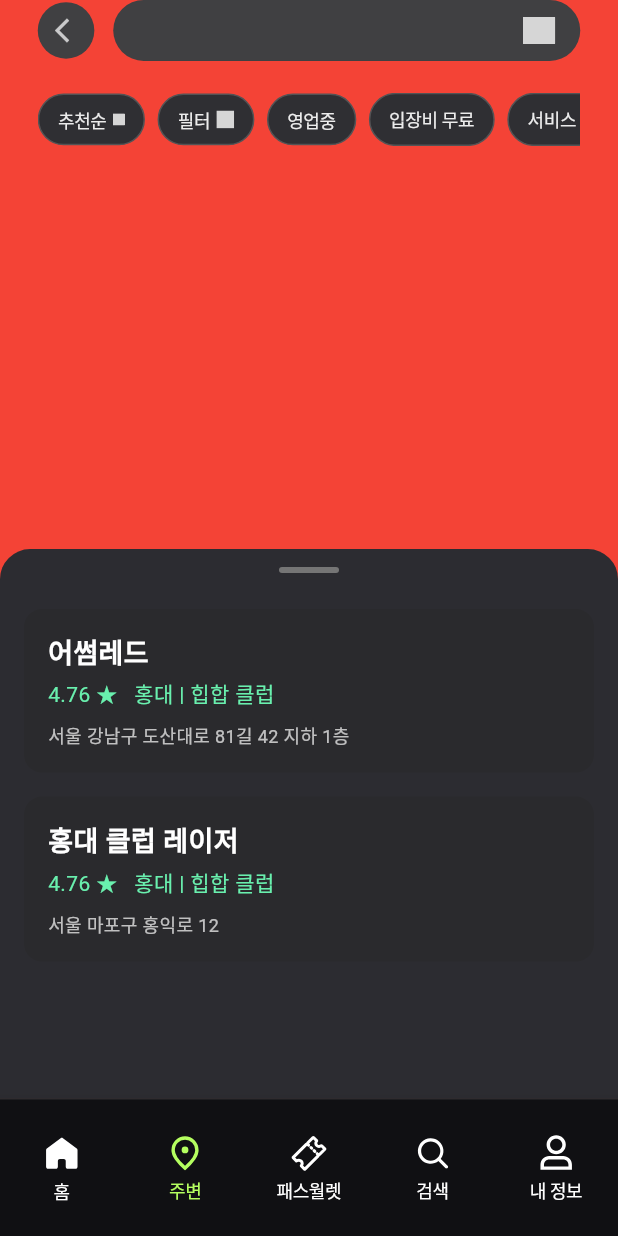
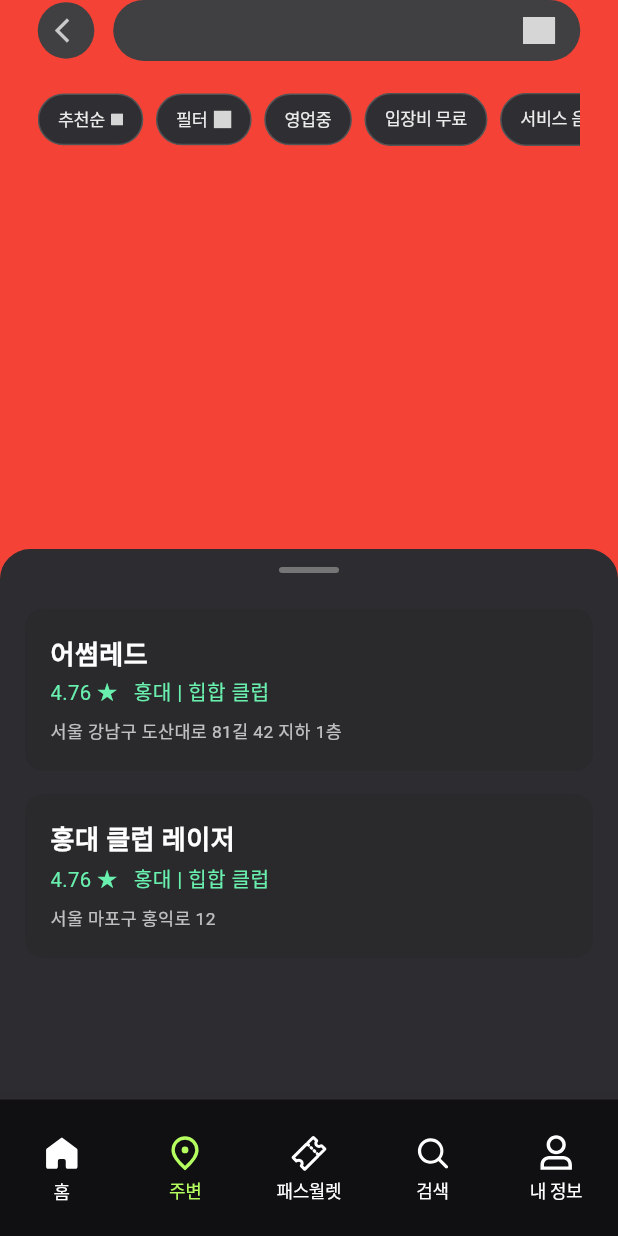
Before and after one commit to unknownChoi/VYBE, a Flutter app: the screen it shows after launch, item 2 of the bottom bar chosen, on a phone screen of 412 x 824 dp. Run offline on Flutter 3.47's test engine with Material 3 defaults, Android fonts, the light colour scheme and no system bars; our stand-ins replace carousel_slider, cloud_firestore, connectivity_plus, firebase_core, firebase_storage, flutter_screenutil and 2 more; missing offline and left inert: flutter_naver_map; accounts and stored records are empty; Roboto replaces fonts that are missing (Pretendard); grey boxes are pictures that could not be loaded.

Commit message:
프로젝트 최적화 버전 2

```diff
--- a/lib/features/auth/screens/consent_detail_page.dart
+++ b/lib/features/auth/screens/consent_detail_page.dart
@@ -20,7 +20,6 @@ class _ConsentDetailPageState extends State<ConsentDetailPage> {
         leading: IconButton(
           padding: EdgeInsets.symmetric(horizontal: 16.w), // 여기로 옮김
           onPressed: () {
-            print("goof");
             Navigator.of(context).pop();
           },
           icon: Icon(Icons.arrow_back_ios, color: Colors.white, size: 24.w),
--- a/lib/features/bottom_nav_near/screens/near_tab_screen.dart
+++ b/lib/features/bottom_nav_near/screens/near_tab_screen.dart
@@ -164,12 +164,12 @@ class _NearTabScreenState extends State<NearTabScreen> {
       child: Text(
         label,
         textAlign: TextAlign.center,
-        style: const TextStyle(
-          color: Color(0xFFECECEC),
-          fontSize: 12,
+        style: TextStyle(
+          color: const Color(0xFFECECEC),
+          fontSize: 12.sp,
           fontFamily: 'Roboto',
           fontWeight: FontWeight.w400,
-          letterSpacing: -0.24,
+          letterSpacing: -0.24.sp,
         ),
       ),
     );
@@ -188,12 +188,12 @@ class _NearTabScreenState extends State<NearTabScreen> {
           Text(
             label,
             textAlign: TextAlign.center,
-            style: const TextStyle(
-              color: Color(0xFFECECEC),
-              fontSize: 12,
+            style: TextStyle(
+              color: const Color(0xFFECECEC),
+              fontSize: 12.sp,
               fontFamily: 'Roboto',
               fontWeight: FontWeight.w400,
-              letterSpacing: -0.24,
+              letterSpacing: -0.24.sp,
             ),
           ),
           SizedBox(width: 4.w),
@@ -214,32 +214,32 @@ class _NearTabScreenState extends State<NearTabScreen> {
     required String description,
   }) {
     return Container(
-      margin: const EdgeInsets.symmetric(horizontal: 16, vertical: 8),
-      padding: const EdgeInsets.all(16),
+      margin: EdgeInsets.symmetric(horizontal: 16.w, vertical: 8.h),
+      padding: EdgeInsets.all(16.w),
       decoration: BoxDecoration(
         color: const Color(0xFF2A2A2D),
-        borderRadius: BorderRadius.circular(12),
+        borderRadius: BorderRadius.circular(12.r),
       ),
       child: Column(
         crossAxisAlignment: CrossAxisAlignment.start,
         children: [
           Text(
             name,
-            style: const TextStyle(
-              fontSize: 18,
+            style: TextStyle(
+              fontSize: 18.sp,
               fontWeight: FontWeight.bold,
               color: Colors.white,
             ),
           ),
-          const SizedBox(height: 4),
+          SizedBox(height: 4.h),
           Text(
             "$rating ★   $location",
-            style: const TextStyle(color: Colors.greenAccent, fontSize: 14),
+            style: TextStyle(color: Colors.greenAccent, fontSize: 14.sp),
           ),
-          const SizedBox(height: 8),
+          SizedBox(height: 8.h),
           Text(
             description,
-            style: const TextStyle(color: Colors.white70, fontSize: 12),
+            style: TextStyle(color: Colors.white70, fontSize: 12.sp),
           ),
         ],
       ),
```
Also changed, not shown: lib/features/auth/screens/login_01.dart (+4 -12 lines), lib/features/auth/screens/login_02.dart (+14 -21 lines), lib/features/auth/screens/login_03.dart (+16 -16 lines), lib/features/auth/widgets/login_02_carrierfield.dart (+4 -4 lines), lib/features/bottom_nav_home/screens/home_tab_screen.dart (+18 -17 lines), lib/features/bottom_nav_home/widgets/feature_grid_item.dart (+6 -6 lines).
